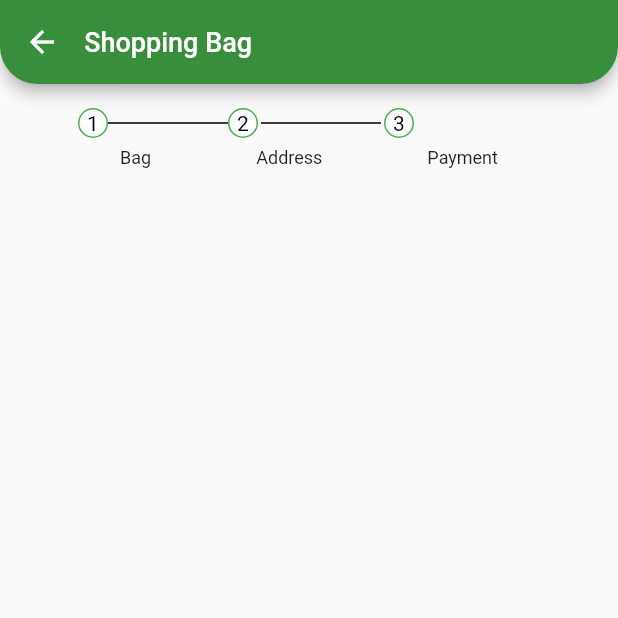
After one commit to Anudeep2311/https---github.com-Anudeep2311-idigitech, a Flutter app: the screen it shows after launch, on a phone screen of 412 x 824 dp, the top half of it. The commit adds this screen. Run offline on Flutter 3.47's test engine with Material 2 defaults, Android fonts, the phone set to English and light mode, and no system bars; our stand-ins replace curved_labeled_navigation_bar.

Commit message:
2nd pages

```diff
--- a/lib/main.dart
+++ b/lib/main.dart
@@ -1,3 +1,4 @@
+import 'package:comp_demo/pages/bag.dart';
 import 'package:comp_demo/pages/cat.dart';
 import 'package:comp_demo/paint.dart';
 import 'package:flutter/material.dart';
@@ -18,7 +19,7 @@ class MyApp extends StatelessWidget {
       debugShowCheckedModeBanner: false,
       title: 'Shopping',
       theme: ThemeData(primarySwatch: primary ),
-      home: Cat(),
+      home: BagPage(),
     );
   }
 }
--- /dev/null
+++ b/lib/pages/bag.dart
@@ -0,0 +1,243 @@
+import 'package:flutter/material.dart';
+import 'package:flutter/src/widgets/container.dart';
+import 'package:flutter/src/widgets/framework.dart';
+
+import 'cat.dart';
+
+class BagPage extends StatefulWidget {
+  const BagPage({super.key});
+
+  @override
+  State<BagPage> createState() => _BagPageState();
+}
+
+class _BagPageState extends State<BagPage> {
+
+  int _currentInd = 0;
+  PageController _pageController = PageController();
+
+  List<Categories> catList = Categories.categoryList;
+
+  void dispose() {
+    // TODO: implement dispose
+
+    _pageController.dispose();
+    super.dispose();
+  }
+
+  @override
+  Widget build(BuildContext context) {
+    return Scaffold(
+      appBar: AppBar(
+        shape: const RoundedRectangleBorder(
+          borderRadius: BorderRadius.only(
+              bottomLeft: Radius.circular(25),
+              bottomRight: Radius.circular(25)),
+        ),
+        backgroundColor: Colors.green.shade700,
+        leading: IconButton(
+          onPressed: () {},
+          icon: const Icon(Icons.arrow_back),
+        ),
+        titleSpacing: 0.1,
+
+        title: const Text(
+          'Shopping Bag',
+          style: TextStyle(fontSize: 18),
+        ),
+      ),
+
+            body: Column(
+        crossAxisAlignment: CrossAxisAlignment.stretch,
+        children: [
+          SizedBox(
+            height: 10,
+          ),
+          Container(
+            padding: EdgeInsets.symmetric(horizontal: 10),
+            child: Column(
+              children: [
+                Padding(
+                  padding:
+                      const EdgeInsets.symmetric(horizontal: 14.0, vertical: 6),
+                  child: Row(
+                    mainAxisAlignment: MainAxisAlignment.center,
+                    children: [
+                      StepperComponent(
+                        currentIndex: _currentInd,
+                        indexo: 1,
+                        onTap: () {
+                          setState(() {
+                            catList[0].isSelected = !catList[0].isSelected;
+                            _currentInd = 1;
+                          });
+                        },
+                        data: catList[0],
+                      ),
+                      const Padding(
+                        padding: const EdgeInsets.symmetric(horizontal: 0.0),
+                        child: SizedBox(
+                          width: 80,
+                          child: Divider(
+                            thickness: 1,
+                            color: Colors.black,
+                          ),
+                        ),
+                      ),
+                      StepperComponent(
+                        currentIndex: _currentInd,
+                        indexo: 2,
+                        onTap: () {
+                          setState(() {
+                            catList[1].isSelected = !catList[1].isSelected;
+                            _currentInd = 2;
+                          });
+                        },
+                        data: catList[1],
+                      ),
+                      const Padding(
+                        padding: const EdgeInsets.symmetric(horizontal: 2.0),
+                        child: SizedBox(
+                          width: 80,
+                          child: Divider(
+                            thickness: 1,
+                            color: Colors.black,
+                          ),
+                        ),
+                      ),
+                      StepperComponent(
+                        currentIndex: _currentInd,
+                        indexo: 3,
+                        onTap: () {
+                          setState(() {
+                            catList[2].isSelected = !catList[2].isSelected;
+                            _currentInd = 3;
+                          });
+                        },
+                        data: catList[2],
+                      ),
+                      const Padding(
+                        padding: const EdgeInsets.symmetric(horizontal: 2.0),
+                        child: SizedBox(
+                          width: 80,
+                        ),
+                      ),
+                    ],
+                  ),
+                ),
+
+                Row(
+                  mainAxisAlignment: MainAxisAlignment.spaceEvenly,
+                  children: const [
+                    Text(
+                      'Bag',
+                      style: TextStyle(fontSize: 12),
+                    ),
+                    Text(
+                      'Address',
+                      style: TextStyle(fontSize: 12),
+                    ),
+                    Text(
+                      'Payment',
+                      style: TextStyle(fontSize: 12),
+                    ),
+                  ],
+                ),
+              ],
+            ),
+          ),
+          Expanded(
+              child: PageView.builder(
+                  controller: _pageController,
+                  itemCount: 3,
+                  itemBuilder: ((context, index) {
+                    return Center(
+                        //**************child:Text('Page Counter ${index}')************
+                        );
+                  }
+                  )
+                  )
+                  ),
+                  SizedBox(
+                      height: 20,
+                  ),
+        ],
+      ),
+
+    );
+  }
+}
+
+
+class StepperComponent extends StatelessWidget {
+  //for current num in the circle
+  int indexo;
+  int currentIndex;
+
+  Categories data;
+
+  VoidCallback onTap;
+
+  StepperComponent({
+    super.key,
+    required this.currentIndex,
+    required this.indexo,
+    required this.onTap,
+    required this.data,
+  });
+
+  @override
+  Widget build(BuildContext context) {
+    return Column(
+      children: [
+        Row(
+          children: [
+            GestureDetector(
+              onTap: onTap,
+              child: Container(
+                width: 20,
+                height: 20,
+                alignment: Alignment.center,
+                decoration: BoxDecoration(
+                    borderRadius: BorderRadius.circular(100),
+                    color: data.isSelected ? Colors.greenAccent : Colors.white,
+                    border: Border.all(color: Colors.green.shade500)),
+                child: Text(
+                  indexo.toString(),
+                  style: TextStyle(color: Colors.black),
+                ),
+              ),
+            ),
+          ],
+        ),
+      ],
+    );
+
+
+
+  }
+}
+
+/*class HeadText extends StatelessWidget{
+  String BItem = 'Bag Items:3';
+  String Total = 'Total: ₹ 4500';
+
+  HeadText({
+super.key,
+required this.BItem,
+required this.Total,
+
+  });*/
+
+class Categories {
+  final String type;
+  bool isSelected;
+
+  Categories(this.type, {this.isSelected = false});
+
+  static List<Categories> categoryList = [
+    Categories("Bag", isSelected: false),
+    Categories("Address", isSelected: false),
+    Categories("Payment", isSelected: false),
+  ];
+}
```
